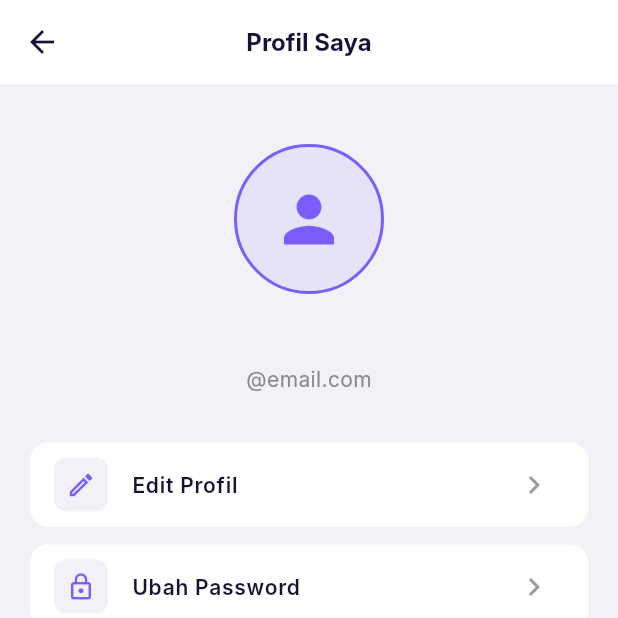
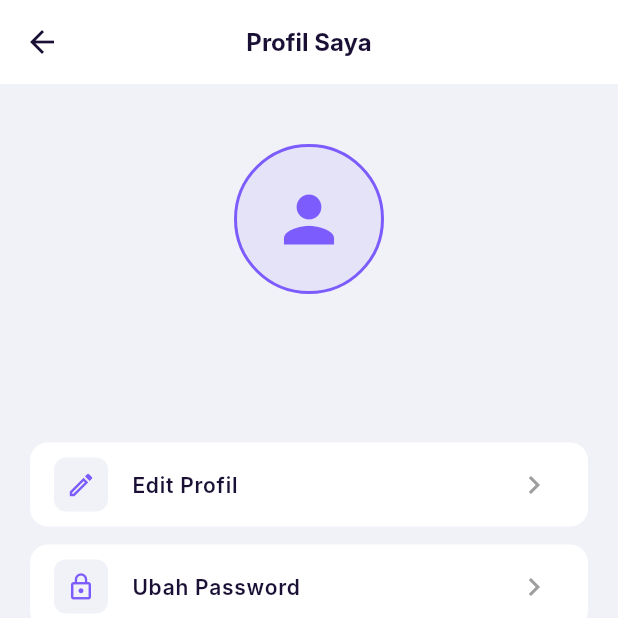
Before and after one commit to isnainoo/flutter-task-management-app, a Flutter app: the TodoScreen screen opened directly with empty values, after a tap on the "person" icon, on a phone screen of 412 x 824 dp, the top half of it. Run offline on Flutter 3.47's test engine with Material 3 defaults, Android fonts, the phone set to English and light mode, and no system bars; our stand-ins replace flutter_local_notifications, timezone; network calls fail; Roboto replaces fonts that are missing (Inter).

Commit message:
Perbaikan track email

```diff
--- a/lib/screens/login_screen.dart
+++ b/lib/screens/login_screen.dart
@@ -40,7 +40,7 @@ class _LoginScreenState extends State<LoginScreen> {
       Navigator.pushReplacement(
         context,
         MaterialPageRoute(
-          builder: (_) => TodoScreen(userId: user['id'], username: user['name']),
+          builder: (_) => TodoScreen(userId: user['id'], username: user['name'], email: user['email']),
         ),
       );
     } else {
--- a/lib/screens/profile_screen.dart
+++ b/lib/screens/profile_screen.dart
@@ -7,8 +7,9 @@ import 'login_screen.dart';
 class ProfileScreen extends StatefulWidget {
   final int userId;
   final String username;
+  final String email;
 
-  const ProfileScreen({super.key, required this.userId, required this.username});
+  const ProfileScreen({super.key, required this.userId, required this.username, required this.email});
 
   @override
   State<ProfileScreen> createState() => _ProfileScreenState();
@@ -16,12 +17,14 @@ class ProfileScreen extends StatefulWidget {
 
 class _ProfileScreenState extends State<ProfileScreen> {
   late String _currentUsername;
+  late String _displayEmail;
   bool _isNotifEnabled = true;
 
   @override
   void initState() {
     super.initState();
     _currentUsername = widget.username;
+    _displayEmail = '${widget.username.toLowerCase().replaceAll(' ', '')}@email.com';
   }
 
   void _showLogoutDialog(BuildContext context) {
@@ -198,7 +201,7 @@ class _ProfileScreenState extends State<ProfileScreen> {
               ),
               const SizedBox(height: 16),
               Text(_currentUsername, style: const TextStyle(fontSize: 22, fontWeight: FontWeight.bold, color: AppColors.textPrimary)),
-              Text('${_currentUsername.toLowerCase().replaceAll(' ', '')}@email.com', style: const TextStyle(fontSize: 14, color: AppColors.textSecondary)),
+              Text(widget.email, style: const TextStyle(fontSize: 14, color: AppColors.textSecondary)),
               const SizedBox(height: 32),
 
               _buildMenuTile(icon: Icons.edit_outlined, title: 'Edit Profil', onTap: _showEditProfileDialog),
--- a/lib/screens/register_screen.dart
+++ b/lib/screens/register_screen.dart
@@ -51,7 +51,7 @@ class _RegisterScreenState extends State<RegisterScreen> {
       final user = response['user'];
       Navigator.pushAndRemoveUntil(
         context,
-        MaterialPageRoute(builder: (_) => TodoScreen(userId: user['id'], username: user['name'])),
+        MaterialPageRoute(builder: (_) => TodoScreen(userId: user['id'], username: user['name'], email: user['email'])),
             (route) => false,
       );
     } else {
--- a/lib/screens/todo_screen.dart
+++ b/lib/screens/todo_screen.dart
@@ -10,11 +10,13 @@ import 'login_screen.dart';
 class TodoScreen extends StatefulWidget {
   final int userId;
   final String username;
+  final String email;
 
   const TodoScreen({
     super.key,
     required this.userId,
     required this.username,
+    required this.email,
   });
 
   @override
@@ -339,7 +341,7 @@ class _TodoScreenState extends State<TodoScreen> {
             onTap: () async {
               final newName = await Navigator.push(
                   context,
-                  MaterialPageRoute(builder: (_) => ProfileScreen(userId: widget.userId, username: _currentUsername))
+                  MaterialPageRoute(builder: (_) => ProfileScreen(userId: widget.userId, username: _currentUsername, email: widget.email))
               );
 
               if (newName != null && newName is String) {
```
